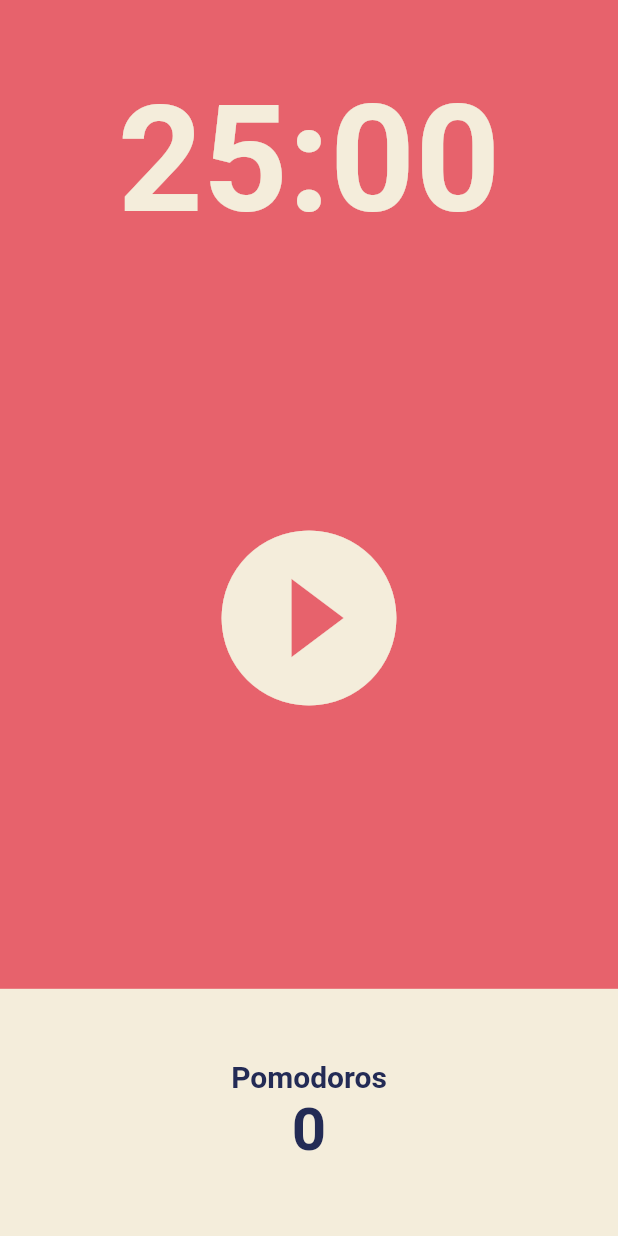
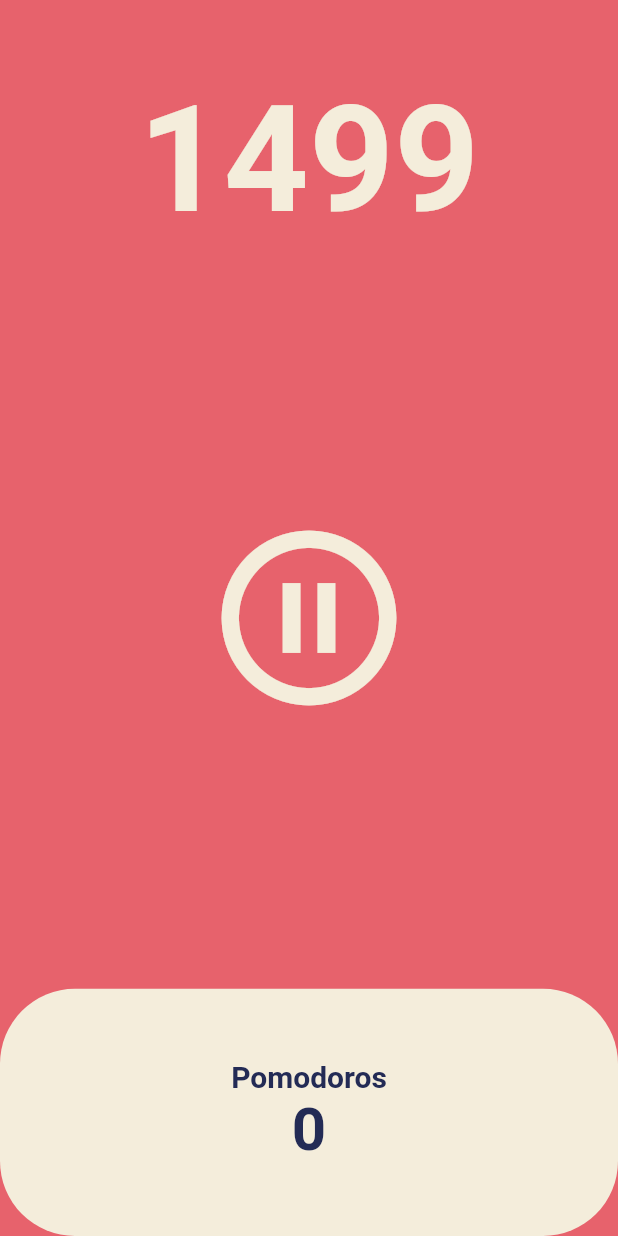
Before and after one commit to 04wakeup/pomodoro, a Flutter app: the screen it shows after launch, after a tap on the "play circle filled" icon, on a phone screen of 412 x 824 dp. Run offline on Flutter 3.47's test engine with Material 2 defaults, Android fonts, the phone set to English and light mode, and no system bars.

Commit message:
timer and pause

```diff
--- a/lib/screens/home_screen.dart
+++ b/lib/screens/home_screen.dart
@@ -1,3 +1,5 @@
+import 'dart:async';
+
 import 'package:flutter/material.dart';
 
 class HomeScreen extends StatefulWidget {
@@ -8,6 +10,30 @@ class HomeScreen extends StatefulWidget {
 }
 
 class _HomeScreenState extends State<HomeScreen> {
+  int totalSeconds = 1500;
+  bool isRunning = false;
+  late Timer timer;
+
+  void onTick(Timer timer) {
+    setState(() {
+      totalSeconds = totalSeconds - 1;
+    });
+  }
+
+  void onStartPressed() {
+    timer = Timer.periodic(const Duration(seconds: 1), onTick);
+    setState(() {
+      isRunning = true;
+    });
+  }
+
+  void onPausePressed() {
+    timer.cancel();
+    setState(() {
+      isRunning = false;
+    });
+  }
+
   @override
   Widget build(BuildContext context) {
     return Scaffold(
@@ -19,7 +45,7 @@ class _HomeScreenState extends State<HomeScreen> {
             child: Container(
               alignment: Alignment.bottomCenter,
               child: Text(
-                '25:00',
+                '$totalSeconds',
                 style: TextStyle(
                   color: Theme.of(context).cardColor,
                   fontSize: 99,
@@ -34,8 +60,10 @@ class _HomeScreenState extends State<HomeScreen> {
               child: IconButton(
                   iconSize: 140,
                   color: Theme.of(context).cardColor,
-                  onPressed: () {},
-                  icon: const Icon(Icons.play_circle_fill_outlined)),
+                  onPressed: isRunning ? onPausePressed : onStartPressed,
+                  icon: Icon(isRunning
+                      ? Icons.pause_circle_outline
+                      : Icons.play_circle_fill_outlined)),
             ),
           ),
           Flexible(
@@ -46,6 +74,7 @@ class _HomeScreenState extends State<HomeScreen> {
                   child: Container(
                     decoration: BoxDecoration(
                       color: Theme.of(context).cardColor,
+                      borderRadius: BorderRadius.circular(50),
                     ),
                     child: Column(
                         mainAxisAlignment: MainAxisAlignment.center,
```
